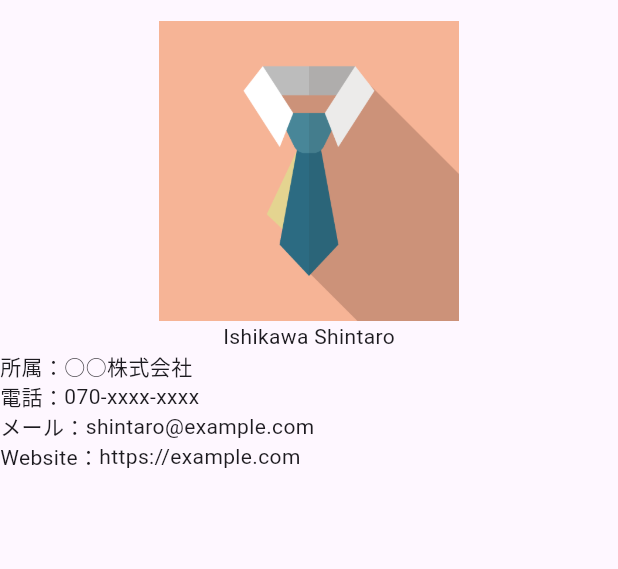
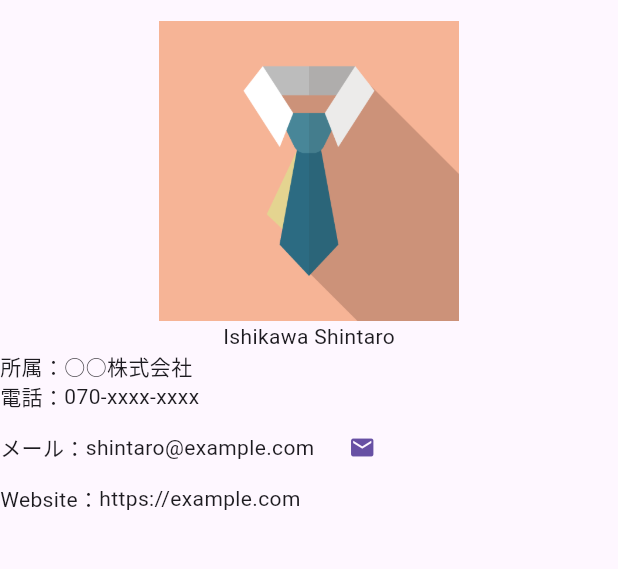
Before and after one commit to trajanme/profile, a Flutter app: the screen it shows after launch, on a phone screen of 412 x 824 dp, the part 63-632 px from its top. Run offline on Flutter 3.47's test engine with Material 3 defaults, Android fonts, the phone set to English and light mode, and no system bars.

```diff
--- a/lib/main.dart
+++ b/lib/main.dart
@@ -1,4 +1,5 @@
 import 'package:flutter/material.dart';
+import 'package:url_launcher/url_launcher.dart';
 
 void main() {
   runApp(const MyApp());
@@ -6,6 +7,16 @@ void main() {
 
 class MyApp extends StatelessWidget {
   const MyApp({super.key});
+
+  final String mailAddress = 'flutter.database@gmail.com';
+  final String mailTitle = '件名';
+  final String mailContents = 'メール本文';
+
+  Future<void> launchURL(String url) async {
+    if (!await launchUrl(Uri.parse(url))) {
+      throw '$urlが立ち上がりません';
+    }
+  }
 
   @override
   Widget build(BuildContext context) {
@@ -28,8 +39,17 @@ class MyApp extends StatelessWidget {
               const Row(
                 children: [Text('電話：'), Text('070-xxxx-xxxx')],
               ),
-              const Row(
-                children: [Text('メール：'), Text('shintaro@example.com')],
+              Row(
+                children: [
+                  const Text('メール：'),
+                  const Text('shintaro@example.com'),
+                  TextButton(
+                      onPressed: () async {
+                        launchURL(
+                            'mailto:$mailAddress?subject=$mailTitle&body=$mailContents');
+                      },
+                      child: const Icon(Icons.mail))
+                ],
               ),
               const Row(
                 children: [Text('Website：'), Text('https://example.com')],
```
